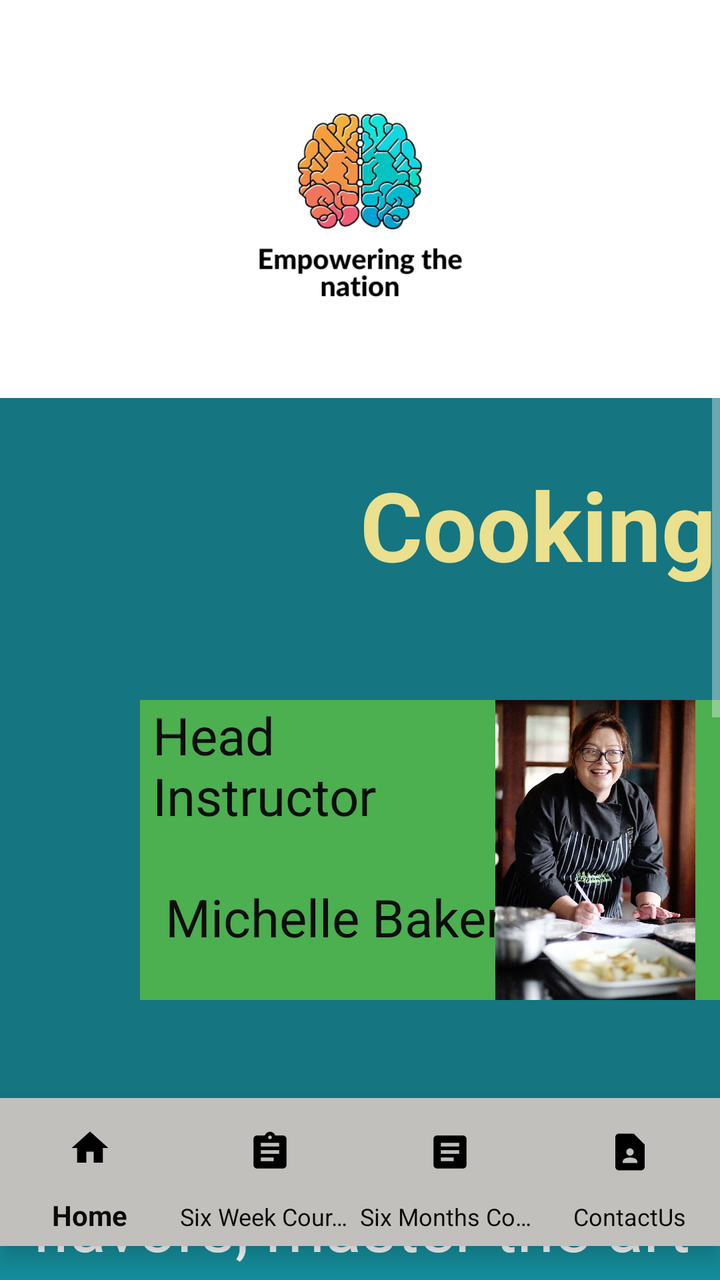
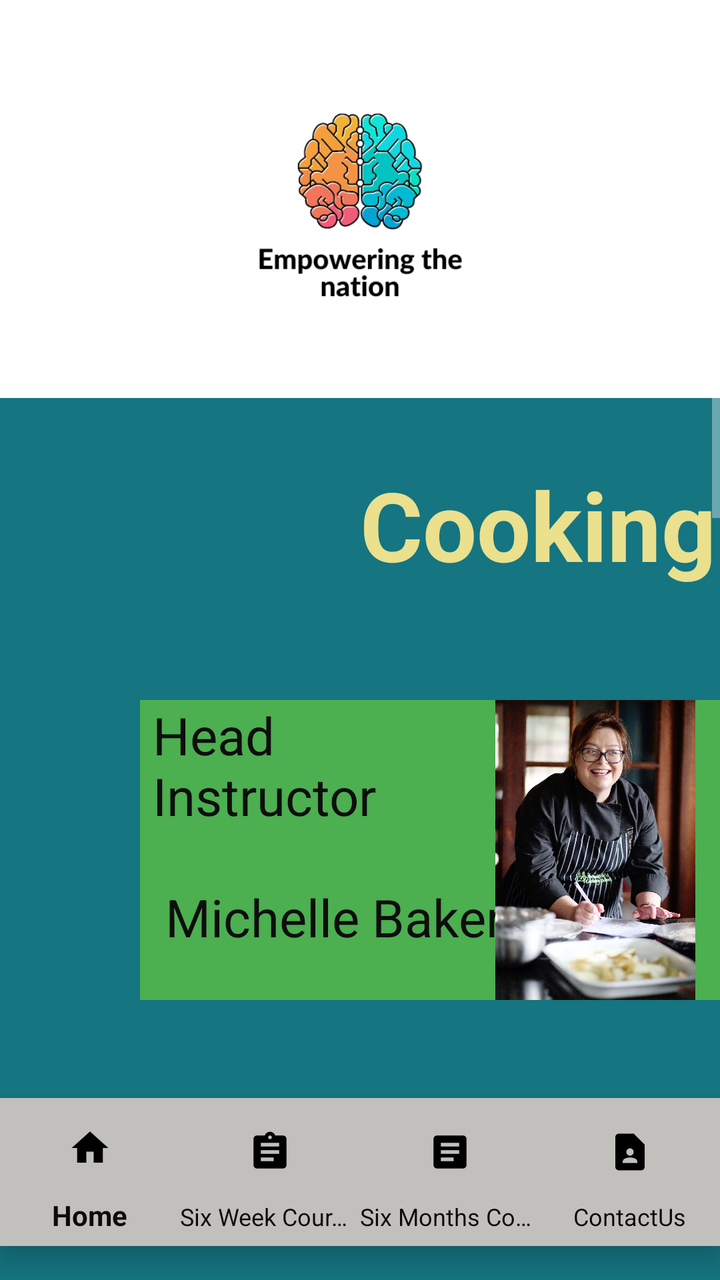

Before-and-after screenshots of an Android layout around one commit, followed by the original layout XML and the change that was made.
<!-- AndroidManifest.xml: application theme Theme.AppCompat -->
<!-- res/layout/activity_cooking.xml -->
<?xml version="1.0" encoding="utf-8"?>
<RelativeLayout xmlns:android="http://schemas.android.com/apk/res/android"
    xmlns:app="http://schemas.android.com/apk/res-auto"
    xmlns:tools="http://schemas.android.com/tools"
    android:layout_width="match_parent"
    android:layout_height="match_parent"
    android:background="#FFFFFF"
    tools:context=".Cooking">


    <ScrollView
        android:id="@+id/scrollView2"
        android:layout_width="match_parent"
        android:layout_height="match_parent"
        android:background="#97E4E9"
        android:fillViewport="true"
        app:layout_constraintBottom_toBottomOf="parent"
        app:layout_constraintEnd_toEndOf="parent"
        app:layout_constraintHorizontal_bias="0.0"
        app:layout_constraintStart_toStartOf="parent"
        app:layout_constraintTop_toTopOf="parent"
        app:layout_constraintVertical_bias="1.0">

        <FrameLayout
            android:id="@+id/container"
            android:layout_width="match_parent"
            android:layout_height="match_parent"
            android:background="#157581">


            <ImageView
                android:id="@+id/imageViewL3"
                android:layout_width="match_parent"
                android:layout_height="199dp"
                android:layout_gravity="top"
                android:background="#FFFFFF"
                android:contentDescription="TODO"
                app:srcCompat="@drawable/thumbnail_img_7280" />

            <TextView
                android:id="@+id/textViewCooking"
                android:layout_width="394dp"
                android:layout_height="114dp"
                android:layout_marginTop="230dp"
                android:text="            Cooking"
                android:textAlignment="center"
                android:textColor="#EAE08D"
                android:textSize="48sp"
                android:textStyle="bold" />

            <TextView
                android:id="@+id/textViewText1"
                android:layout_width="wrap_content"
                android:layout_height="195dp"
                android:layout_marginTop="550dp"
                android:background="#15909F"
                android:text="Explore a world of flavors, master the art of cooking nutritious meals, and enhance your culinary skills."
                android:textAlignment="center"
                android:textColor="#FFFFFF"
                android:textSize="34sp" />

            <ImageView
                android:id="@+id/imageViewCooking"
                android:layout_width="257dp"
                android:layout_height="180dp"
                android:layout_marginLeft="100dp"
                android:layout_marginTop="750dp"
                app:srcCompat="@drawable/mealprep" />

            <TextView
                android:id="@+id/textViewText2"
                android:layout_width="340dp"
                android:layout_height="150dp"
                android:layout_marginLeft="70dp"
                android:layout_marginTop="350dp"
                android:background="#4CAF50"
                android:text=" Head\n Instructor \n \n  Michelle Baker"
                android:textAlignment="textStart"
                android:textColor="#0E0E0E"
                android:textSize="26sp" />

            <ImageView
                android:id="@+id/imageViewMichelle"
                android:layout_width="wrap_content"
                android:layout_height="150dp"
                android:layout_marginLeft="235dp"
                android:layout_marginTop="350dp"
                app:srcCompat="@drawable/michelle_baker_chef1_" />

            <TextView
                android:id="@+id/textViewText3"
                android:layout_width="match_parent"
                android:layout_height="wrap_content"
                android:layout_marginTop="950dp"
                android:background="#15909F"
                android:text="Fees: \nR750"
                android:textAlignment="center"
                android:textColor="#FFFFFF"
                android:textSize="32sp" />

            <Button
                android:id="@+id/buttonBookNow"
                android:layout_width="234dp"
                android:layout_height="92dp"
                android:layout_marginLeft="90dp"
                android:layout_marginTop="1050dp"
                android:text="Book Now!"
                android:textColor="#4CAF50"
                android:textSize="24sp" />


        </FrameLayout>
    </ScrollView>

    <com.google.android.material.bottomnavigation.BottomNavigationView
        android:id="@+id/bottomNav"
        android:layout_width="match_parent"
        android:layout_height="74dp"
        android:layout_alignParentBottom="true"
        android:layout_marginBottom="17dp"
        android:background="#c2c0bc"
        android:scrollIndicators="left"
        app:itemIconSize="38dp"
        app:itemIconTint="@color/black"
        app:itemTextColor="#0C0B0B"
        app:labelVisibilityMode="labeled"
        app:layout_constraintBottom_toBottomOf="parent"
        app:layout_constraintEnd_toEndOf="parent"
        app:layout_constraintHorizontal_bias="0.5"
        app:layout_constraintStart_toStartOf="parent"
        app:menu="@menu/nav_menu" />
</RelativeLayout>
<!-- resources referenced by this layout -->
<resources>
  <color name="black">#FF000000</color>
  <!-- drawable mealprep: jpg bitmap (drawable, 148352 bytes) -->
  <!-- drawable michelle_baker_chef1_: jpg bitmap (drawable, 149264 bytes) -->
  <!-- drawable thumbnail_img_7280: jpg bitmap (drawable, 73812 bytes) -->
</resources>

<!-- the commit's change to res/layout/activity_cooking.xml (unified diff, before → after) -->
@@ -4,14 +4,16 @@
     xmlns:tools="http://schemas.android.com/tools"
     android:layout_width="match_parent"
     android:layout_height="match_parent"
-    android:background="#FFFFFF"
+    android:background="#157581"
     tools:context=".Cooking">
 
 
     <ScrollView
         android:id="@+id/scrollView2"
         android:layout_width="match_parent"
-        android:layout_height="match_parent"
+        android:layout_height="wrap_content"
+        android:layout_above="@+id/bottomNav"
+        android:layout_marginBottom="5dp"
         android:background="#97E4E9"
         android:fillViewport="true"
         app:layout_constraintBottom_toBottomOf="parent"
